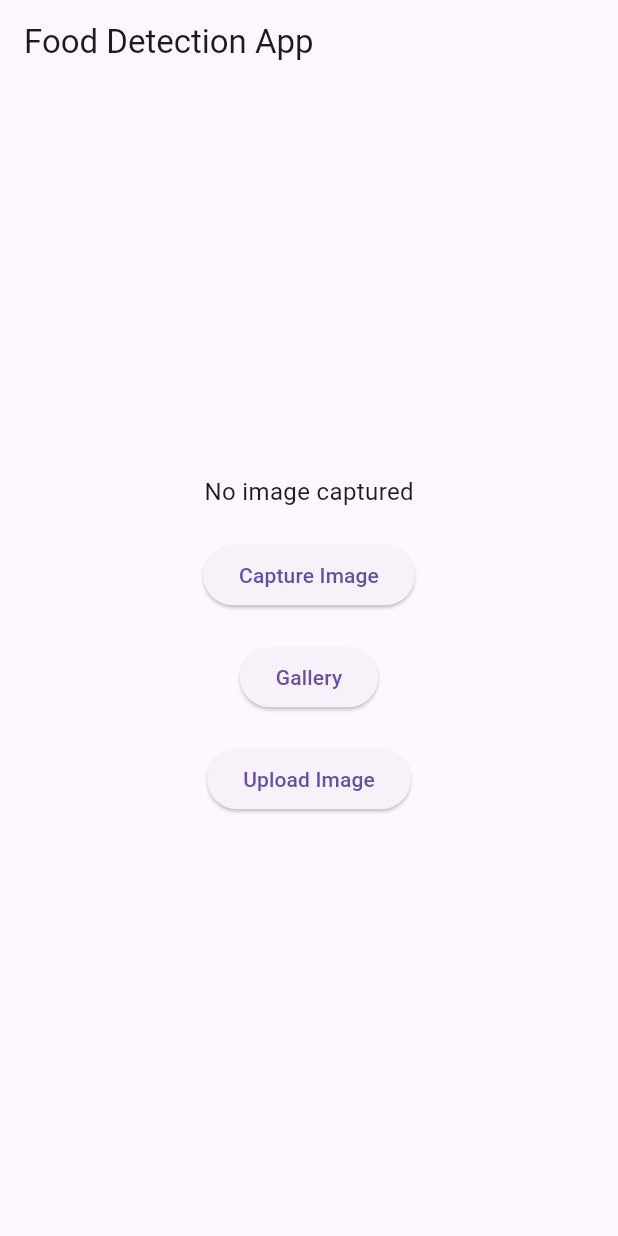
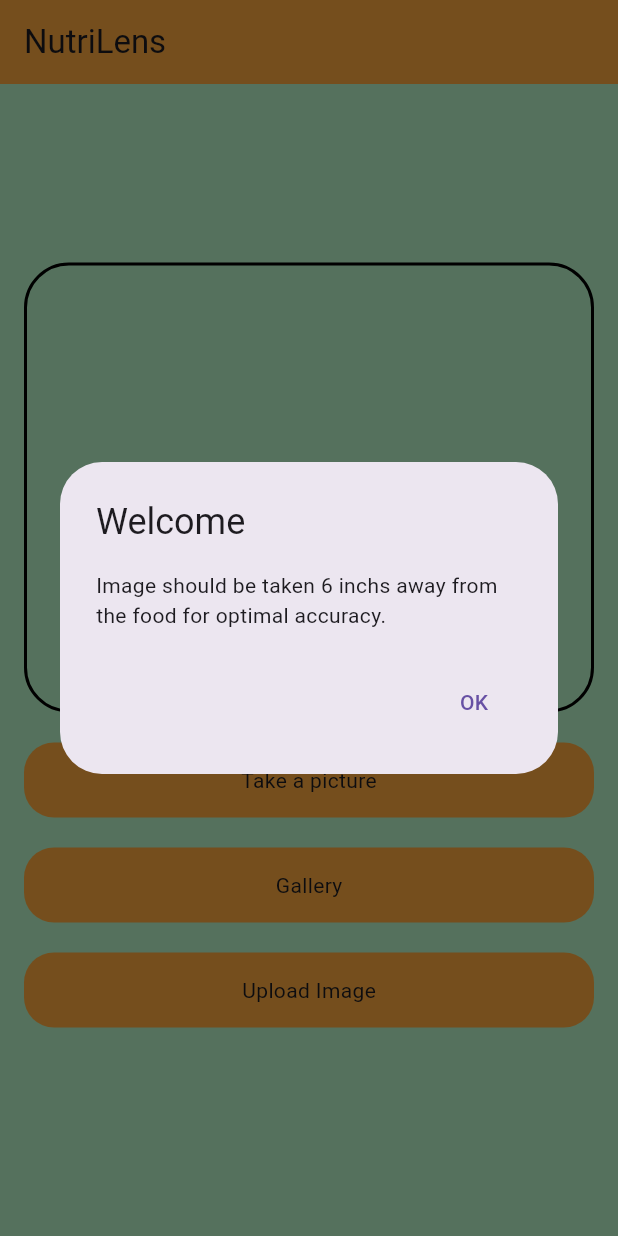
Before and after one commit to biraldh/nutritionapp, a Flutter app: the screen it shows after launch, on a phone screen of 412 x 824 dp. Run offline on Flutter 3.47's test engine with Material 3 defaults, Android fonts, the phone set to English and light mode, and no system bars; our stand-ins replace flutter_dotenv, image_picker.

Commit message:
modified ui

```diff
--- a/lib/main.dart
+++ b/lib/main.dart
@@ -15,7 +15,7 @@ class MyApp extends StatelessWidget {
   @override
   Widget build(BuildContext context) {
     return MaterialApp(
-
+      debugShowCheckedModeBanner: false,
       home: FoodDetectionPage(),
     );
   }
--- a/lib/nutrition.dart
+++ b/lib/nutrition.dart
@@ -11,6 +11,14 @@ class FoodDetectionPage extends StatefulWidget {
 }
 
 class _FoodDetectionPageState extends State<FoodDetectionPage> {
+  void initState() {
+    super.initState();
+    // Schedule the dialog to be shown after the first frame
+    WidgetsBinding.instance.addPostFrameCallback((_) {
+      _showWelcomeDialog();
+    });
+  }
+
   File? _imageFile;
   String? _detectedFood;
   String? _weight;
@@ -19,7 +27,26 @@ class _FoodDetectionPageState extends State<FoodDetectionPage> {
 
   final ImagePicker _picker = ImagePicker();
 
-  /// Captures an image using the camera.
+  void _showWelcomeDialog() {
+    showDialog(
+      context: context,
+      builder: (BuildContext context) {
+        return AlertDialog(
+          title: Text('Welcome'),
+          content: Text('Image should be taken 6 inchs away from the food for optimal accuracy.'),
+          actions: [
+            TextButton(
+              onPressed: () {
+                Navigator.of(context).pop(); // Close the dialog
+              },
+              child: Text('OK'),
+            ),
+          ],
+        );
+      },
+    );
+  }
+  /// Captures an image using the camera and gallery.
   Future<void> _captureImage() async {
     try {
       final pickedFile = await _picker.pickImage(source: ImageSource.camera);
@@ -51,7 +78,7 @@ class _FoodDetectionPageState extends State<FoodDetectionPage> {
     }
   }
 
-  /// Uploads the captured image to the API and fetches the response.
+  /// upload the captured image to the API and fetches the response.
   Future<void> _uploadImage() async {
     if (_imageFile == null) {
       _showSnackBar('Please capture an image first');
@@ -116,9 +143,13 @@ class _FoodDetectionPageState extends State<FoodDetectionPage> {
 
   @override
   Widget build(BuildContext context) {
+
+    double screenWidth = MediaQuery.of(context).size.width;
     return Scaffold(
+      backgroundColor: Colors.greenAccent[100],
       appBar: AppBar(
-        title: Text('Food Detection App'),
+        title: Text('NutriLens'),
+        backgroundColor: Colors.orangeAccent,
       ),
       body: Padding(
         padding: const EdgeInsets.all(16.0),
@@ -127,36 +158,94 @@ class _FoodDetectionPageState extends State<FoodDetectionPage> {
             mainAxisAlignment: MainAxisAlignment.center,
             children: [
               // Display the captured image or a placeholder text.
-              _imageFile != null
+              Container(
+                height: 300,
+                width: screenWidth,
+                decoration: BoxDecoration(
+                  borderRadius: BorderRadius.circular(30),
+                  border: Border.all(
+                    color: Colors.black,
+                    width: 2.0,
+                  ),
+                ),
+                child: ClipRRect(
+                  borderRadius: BorderRadius.circular(30), // Clip the image to match the border radius
+                  child: _imageFile != null
                       ? Image.file(
                     _imageFile!,
-                height: 200,
+                    fit: BoxFit.cover, // Ensures the image fills the container
                   )
-                  : Text(
+                      : Center(
+                    child: Text(
                       'No image captured',
                       style: TextStyle(fontSize: 16),
                     ),
+                  ),
+                ),
+              ),
+
+
               SizedBox(height: 20),
 
               // Capture image button.
-              ElevatedButton(
-                onPressed: _captureImage,
-                child: Text('Capture Image'),
+              Container(
+                height: 50,
+                width: screenWidth,
+                decoration: BoxDecoration(
+                  color: Colors.orangeAccent,
+                  borderRadius: BorderRadius.circular(20)
+                ),
+                child: Center(
+                  child: Padding(
+                    padding: const EdgeInsets.all(8.0),
+                    child: InkWell(
+                      onTap: _captureImage,
+                      child: Text("Take a picture"),
+
+                    ),
+                  ),
+                ),
               ),
               SizedBox(height: 20),
 
-              ElevatedButton(
-                onPressed: _GalleryImage,
-                child: Text('Gallery'),
+              Container(
+                height: 50,
+                width: screenWidth,
+                decoration: BoxDecoration(
+                    color: Colors.orangeAccent,
+                    borderRadius: BorderRadius.circular(20)
+                ),
+                child: Center(
+                  child: Padding(
+                    padding: const EdgeInsets.all(8.0),
+                    child: InkWell(
+                      onTap: _GalleryImage,
+                      child: Text("Gallery"),
+
+                    ),
+                  ),
+                ),
               ),
               SizedBox(height: 20),
-
               // Upload image button with a loading indicator.
-              ElevatedButton(
-                onPressed: _isLoading ? null : _uploadImage,
+              Container(
+                height: 50,
+                width: screenWidth,
+                decoration: BoxDecoration(
+                    color: Colors.orangeAccent,
+                    borderRadius: BorderRadius.circular(20)
+                ),
+                child: Center(
+                  child: Padding(
+                    padding: const EdgeInsets.all(8.0),
+                    child: InkWell(
+                      onTap: _isLoading ? null : _uploadImage,
                       child: _isLoading
                           ? CircularProgressIndicator(color: Colors.white)
                           : Text('Upload Image'),
+                    ),
+                  ),
+                ),
               ),
               SizedBox(height: 20),
 
```
Lines whose indentation alone changed are shown as unchanged.
